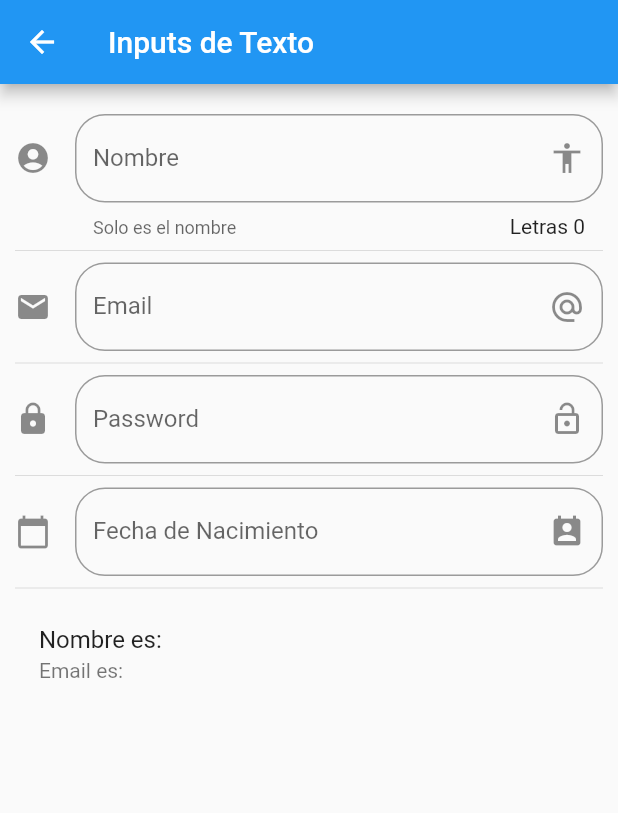
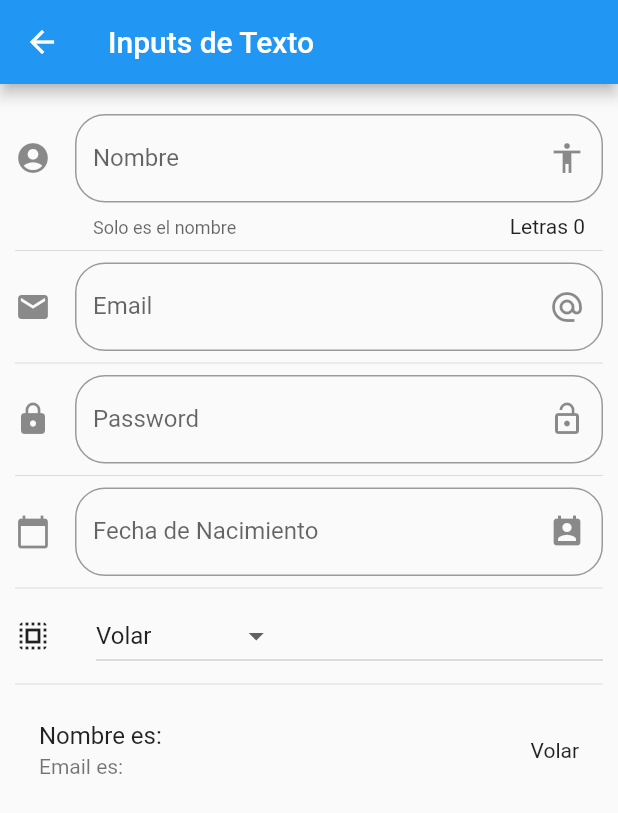
Before and after one commit to freddyarteaga/ComponentesFlutter, a Flutter app: the InputPage screen opened by its route, on a phone screen of 412 x 824 dp. Shown: the top 813 px of the screen. Run offline on Flutter 3.47's test engine with Material 2 defaults, Android fonts, the phone set to English and light mode, and no system bars.

Commit message:
Dropdown y DropdownMenuItem

```diff
--- a/lib/src/pages/input_page.dart
+++ b/lib/src/pages/input_page.dart
@@ -9,6 +9,10 @@ class _InputPageState extends State<InputPage> {
   String _nombre = '';
   String _email = '';
   String _fecha = '';
+
+  String _opcionSeleccionada = 'Volar';
+
+  List<String> _poderes = ['Volar', 'Rayos X', 'Super Aliento', 'Super Fuerza'];
 
   TextEditingController _inputFieldDdateController =
       new TextEditingController();
@@ -27,6 +31,8 @@ class _InputPageState extends State<InputPage> {
           _crearPassword(),
           Divider(),
           _crearFecha(context),
+          Divider(),
+          _crearDropdown(),
           Divider(),
           _crearPersona(),
         ],
@@ -59,6 +65,7 @@ class _InputPageState extends State<InputPage> {
     return ListTile(
       title: Text('Nombre es: $_nombre'),
       subtitle: Text('Email es: $_email'),
+      trailing: Text(_opcionSeleccionada),
     );
   }
 
@@ -126,4 +133,37 @@ class _InputPageState extends State<InputPage> {
       });
     }
   }
+
+  List<DropdownMenuItem<String>> getOpcionesDropdown() {
+    List<DropdownMenuItem<String>> lista = new List();
+
+    _poderes.forEach((poder) {
+      lista.add(DropdownMenuItem(
+        child: Text(poder),
+        value: poder,
+      ));
+    });
+
+    return lista;
+  }
+
+  Widget _crearDropdown() {
+    return Row(children: <Widget>[
+      Icon(Icons.select_all),
+      SizedBox(
+        width: 30.0,
+      ),
+      Expanded(
+        child: DropdownButton(
+          value: _opcionSeleccionada,
+          items: getOpcionesDropdown(),
+          onChanged: (opt) {
+            setState(() {
+              _opcionSeleccionada = opt;
+            });
+          },
+        ),
+      )
+    ]);
+  }
 }
```
